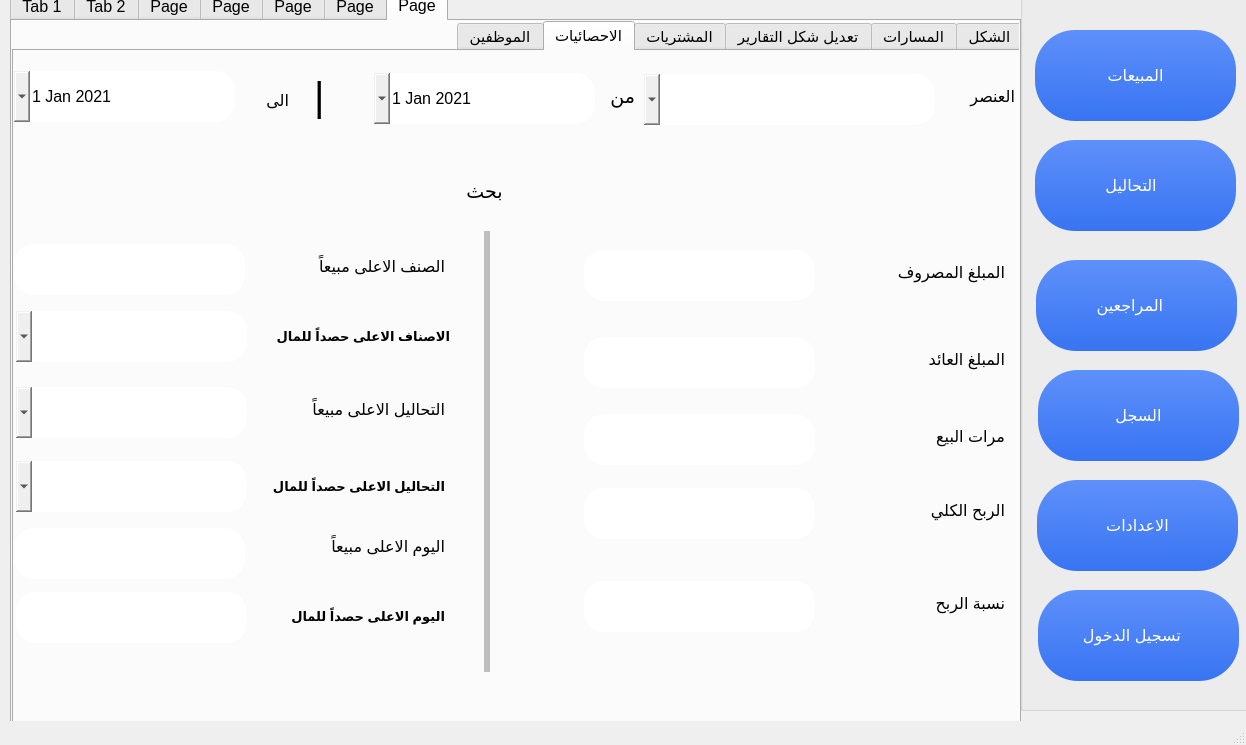
Qt form a tahlel project 2/design.ui (ameer810/analyst-pyqt5-project) before a commit.
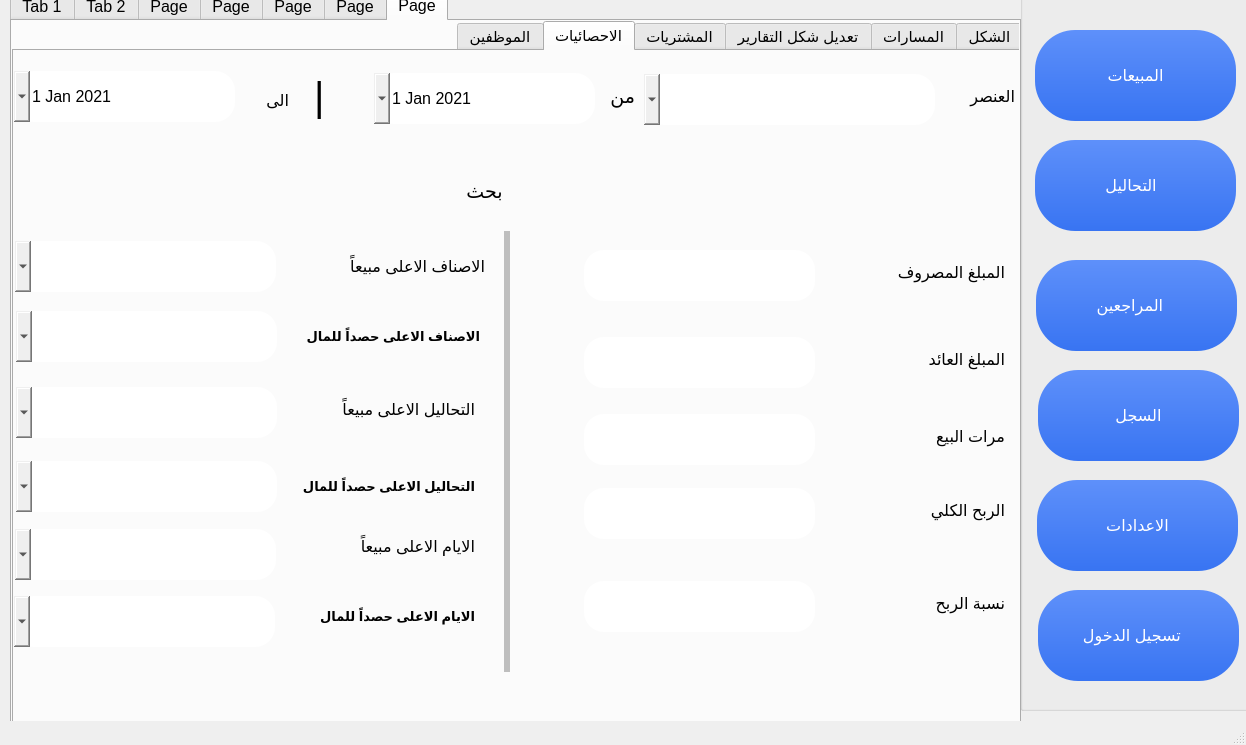
The same form after that commit. The open tabs and pages were chosen to show the change. Icons and pictures are not drawn.

Diff of the .ui file:
```diff
--- a/a tahlel project 2/design.ui
+++ b/a tahlel project 2/design.ui
@@ -7777,7 +7777,7 @@
        <widget class="QWidget" name="widget_2" native="true">
         <property name="geometry">
          <rect>
-          <x>470</x>
+          <x>490</x>
           <y>180</y>
           <width>6</width>
           <height>441</height>
@@ -7793,9 +7793,9 @@
         </property>
         <property name="geometry">
          <rect>
-          <x>260</x>
+          <x>280</x>
           <y>190</y>
-          <width>171</width>
+          <width>191</width>
           <height>51</height>
          </rect>
         </property>
@@ -7808,7 +7808,7 @@
          </font>
         </property>
         <property name="text">
-         <string>الصنف الاعلى مبيعاً</string>
+         <string>الاصناف الاعلى مبيعاً</string>
         </property>
        </widget>
        <widget class="QLabel" name="label_28">
@@ -7817,7 +7817,7 @@
         </property>
         <property name="geometry">
          <rect>
-          <x>235</x>
+          <x>265</x>
           <y>260</y>
           <width>201</width>
           <height>51</height>
@@ -7841,7 +7841,7 @@
         </property>
         <property name="geometry">
          <rect>
-          <x>260</x>
+          <x>290</x>
           <y>333</y>
           <width>171</width>
           <height>51</height>
@@ -7865,7 +7865,7 @@
         </property>
         <property name="geometry">
          <rect>
-          <x>240</x>
+          <x>270</x>
           <y>410</y>
           <width>191</width>
           <height>51</height>
@@ -7889,7 +7889,7 @@
         </property>
         <property name="geometry">
          <rect>
-          <x>240</x>
+          <x>270</x>
           <y>540</y>
           <width>191</width>
           <height>51</height>
@@ -7904,7 +7904,7 @@
          </font>
         </property>
         <property name="text">
-         <string>اليوم الاعلى حصداً للمال</string>
+         <string>الايام الاعلى حصداً للمال</string>
         </property>
        </widget>
        <widget class="QLabel" name="label_34">
@@ -7913,7 +7913,7 @@
         </property>
         <property name="geometry">
          <rect>
-          <x>260</x>
+          <x>290</x>
           <y>470</y>
           <width>171</width>
           <height>51</height>
@@ -7928,79 +7928,7 @@
          </font>
         </property>
         <property name="text">
-         <string>اليوم الاعلى مبيعاً</string>
-        </property>
-       </widget>
-       <widget class="QLineEdit" name="lineEdit_38">
-        <property name="enabled">
-         <bool>true</bool>
-        </property>
-        <property name="geometry">
-         <rect>
-          <x>2</x>
-          <y>541</y>
-          <width>231</width>
-          <height>51</height>
-         </rect>
-        </property>
-        <property name="font">
-         <font>
-          <family>Segoe UI</family>
-          <pointsize>14</pointsize>
-          <weight>50</weight>
-          <italic>false</italic>
-          <bold>false</bold>
-         </font>
-        </property>
-        <property name="styleSheet">
-         <string notr="true">border-radius: 20px;
-font: 14pt &quot;Segoe UI&quot;;
-</string>
-        </property>
-        <property name="text">
-         <string/>
-        </property>
-        <property name="readOnly">
-         <bool>true</bool>
-        </property>
-        <property name="placeholderText">
-         <string/>
-        </property>
-       </widget>
-       <widget class="QLineEdit" name="lineEdit_39">
-        <property name="enabled">
-         <bool>true</bool>
-        </property>
-        <property name="geometry">
-         <rect>
-          <x>0</x>
-          <y>477</y>
-          <width>231</width>
-          <height>51</height>
-         </rect>
-        </property>
-        <property name="font">
-         <font>
-          <family>Segoe UI</family>
-          <pointsize>14</pointsize>
-          <weight>50</weight>
-          <italic>false</italic>
-          <bold>false</bold>
-         </font>
-        </property>
-        <property name="styleSheet">
-         <string notr="true">border-radius: 20px;
-font: 14pt &quot;Segoe UI&quot;;
-</string>
-        </property>
-        <property name="text">
-         <string/>
-        </property>
-        <property name="readOnly">
-         <bool>true</bool>
-        </property>
-        <property name="placeholderText">
-         <string/>
+         <string>الايام الاعلى مبيعاً</string>
         </property>
        </widget>
        <widget class="QLineEdit" name="lineEdit_36">
@@ -8068,7 +7996,7 @@
          <rect>
           <x>2</x>
           <y>410</y>
-          <width>231</width>
+          <width>261</width>
           <height>51</height>
          </rect>
         </property>
@@ -8092,7 +8020,7 @@
          <rect>
           <x>2</x>
           <y>260</y>
-          <width>231</width>
+          <width>261</width>
           <height>51</height>
          </rect>
         </property>
@@ -8116,7 +8044,7 @@
          <rect>
           <x>2</x>
           <y>336</y>
-          <width>231</width>
+          <width>261</width>
           <height>51</height>
          </rect>
         </property>
@@ -8135,22 +8063,67 @@
 </string>
         </property>
        </widget>
-       <widget class="QLineEdit" name="lineEdit_40">
-        <property name="enabled">
-         <bool>true</bool>
+       <widget class="QComboBox" name="comboBox_8">
+        <property name="geometry">
+         <rect>
+          <x>1</x>
+          <y>190</y>
+          <width>261</width>
+          <height>51</height>
+         </rect>
         </property>
+        <property name="font">
+         <font>
+          <family>Segoe UI</family>
+          <pointsize>11</pointsize>
+          <weight>50</weight>
+          <italic>false</italic>
+          <bold>false</bold>
+         </font>
+        </property>
+        <property name="styleSheet">
+         <string notr="true">border-radius: 20px;
+font: 11pt &quot;Segoe UI&quot;;
+</string>
+        </property>
+       </widget>
+       <widget class="QComboBox" name="comboBox_9">
+        <property name="geometry">
+         <rect>
+          <x>1</x>
+          <y>478</y>
+          <width>261</width>
+          <height>51</height>
+         </rect>
+        </property>
+        <property name="font">
+         <font>
+          <family>Segoe UI</family>
+          <pointsize>11</pointsize>
+          <weight>50</weight>
+          <italic>false</italic>
+          <bold>false</bold>
+         </font>
+        </property>
+        <property name="styleSheet">
+         <string notr="true">border-radius: 20px;
+font: 11pt &quot;Segoe UI&quot;;
+</string>
+        </property>
+       </widget>
+       <widget class="QComboBox" name="comboBox_10">
         <property name="geometry">
          <rect>
           <x>0</x>
-          <y>193</y>
-          <width>231</width>
+          <y>545</y>
+          <width>261</width>
           <height>51</height>
          </rect>
         </property>
         <property name="font">
          <font>
           <family>Segoe UI</family>
-          <pointsize>14</pointsize>
+          <pointsize>11</pointsize>
           <weight>50</weight>
           <italic>false</italic>
           <bold>false</bold>
@@ -8158,18 +8131,9 @@
         </property>
         <property name="styleSheet">
          <string notr="true">border-radius: 20px;
-font: 14pt &quot;Segoe UI&quot;;
+font: 11pt &quot;Segoe UI&quot;;
 </string>
         </property>
-        <property name="text">
-         <string/>
-        </property>
-        <property name="readOnly">
-         <bool>true</bool>
-        </property>
-        <property name="placeholderText">
-         <string/>
-        </property>
        </widget>
       </widget>
       <widget class="QWidget" name="tab_19">
```
Left out of the diff: 2 changed lines with no effect on the pictures.
